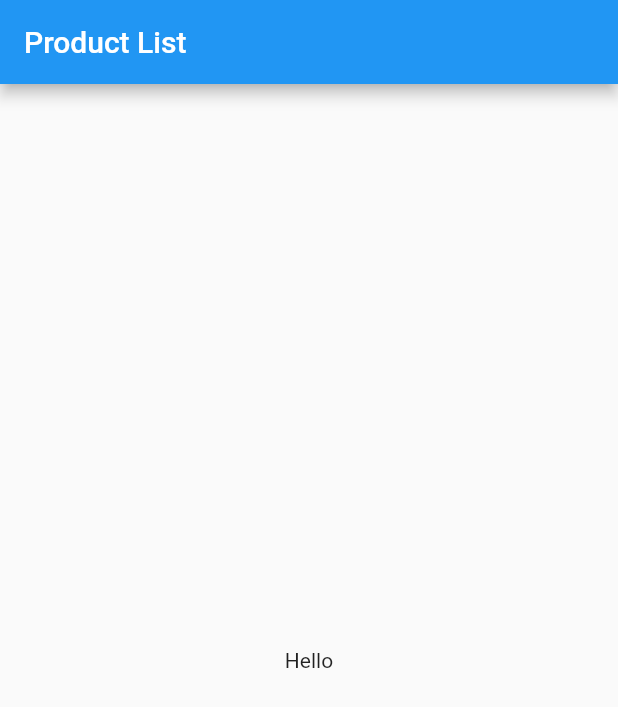
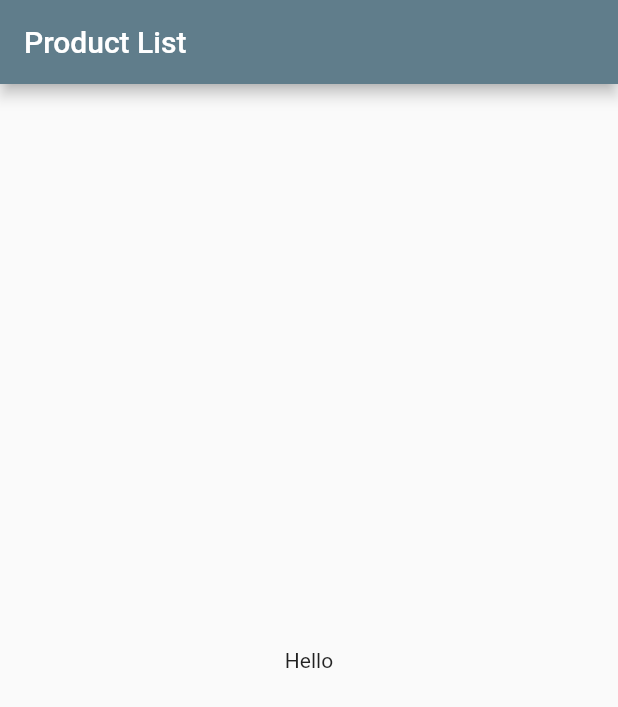
Before and after one commit to alptarla/flutter_shopping_cart, a Flutter app: the screen it shows after launch, on a phone screen of 412 x 824 dp. Shown: the top 707 px of the screen. Run offline on Flutter 3.47's test engine with Material 2 defaults, Android fonts, the phone set to English and light mode, and no system bars.

Commit message:
Add theme data to app

```diff
--- /dev/null
+++ b/lib/core/app_theme.dart
@@ -0,0 +1,9 @@
+import 'package:flutter/material.dart';
+
+class AppTheme {
+  static ThemeData get lightTheme {
+    return ThemeData(
+      primarySwatch: Colors.blueGrey,
+    );
+  }
+}
--- a/lib/main.dart
+++ b/lib/main.dart
@@ -1,4 +1,5 @@
 import 'package:flutter/material.dart';
+import 'package:shopping_cart/core/app_theme.dart';
 import 'package:shopping_cart/view/cart_list_view.dart';
 import 'package:shopping_cart/view/product_list_view.dart';
 
@@ -14,6 +15,7 @@ class MyApp extends StatelessWidget {
     return MaterialApp(
       title: "Shopping Cart",
       debugShowCheckedModeBanner: false,
+      theme: AppTheme.lightTheme,
       initialRoute: ProductListView.route,
       routes: {
         ProductListView.route: (context) => const ProductListView(),
--- a/lib/model/product_model.dart
+++ b/lib/model/product_model.dart
@@ -1,2 +1 @@
 class ProductModel {}
-``
```
